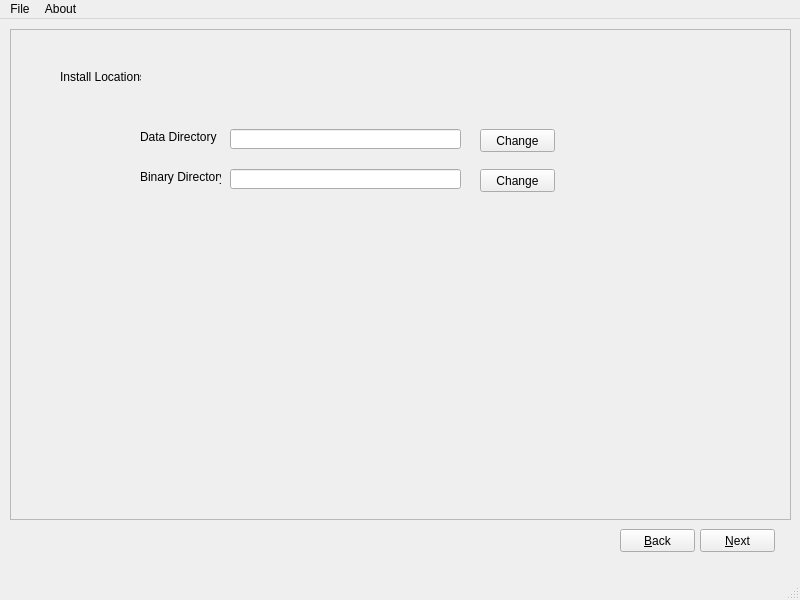
Above: installer/installer.ui from Bruh-Jpg/paintown before the change. Below: the same form after it.
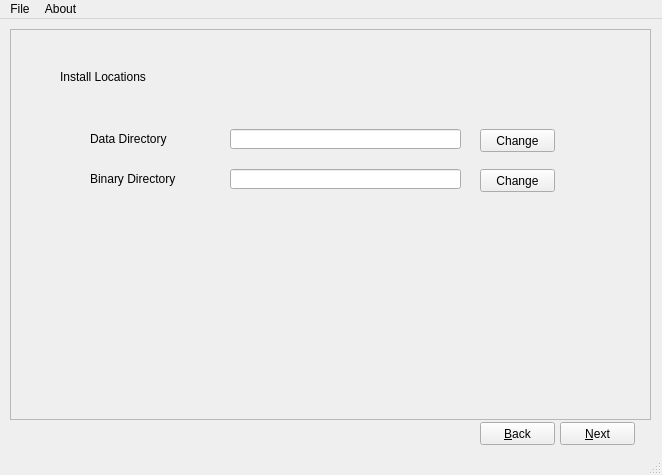
That is the form after the change. The open tabs and pages were chosen to show the change.

Commit message: Made dialog smaller

Diff of the .ui file:
```diff
--- a/installer/installer.ui
+++ b/installer/installer.ui
@@ -6,20 +6,20 @@
    <rect>
     <x>0</x>
     <y>0</y>
-    <width>800</width>
-    <height>600</height>
+    <width>662</width>
+    <height>475</height>
    </rect>
   </property>
   <property name="minimumSize">
    <size>
-    <width>800</width>
-    <height>600</height>
+    <width>662</width>
+    <height>475</height>
    </size>
   </property>
   <property name="maximumSize">
    <size>
-    <width>800</width>
-    <height>600</height>
+    <width>662</width>
+    <height>475</height>
    </size>
   </property>
   <property name="windowTitle">
@@ -29,8 +29,8 @@
    <widget class="QPushButton" name="next">
     <property name="geometry">
      <rect>
-      <x>700</x>
-      <y>510</y>
+      <x>560</x>
+      <y>403</y>
       <width>75</width>
       <height>23</height>
      </rect>
@@ -42,8 +42,8 @@
    <widget class="QPushButton" name="back">
     <property name="geometry">
      <rect>
-      <x>620</x>
-      <y>510</y>
+      <x>480</x>
+      <y>403</y>
       <width>75</width>
       <height>23</height>
      </rect>
@@ -57,8 +57,8 @@
      <rect>
       <x>10</x>
       <y>10</y>
-      <width>781</width>
-      <height>491</height>
+      <width>641</width>
+      <height>391</height>
      </rect>
     </property>
     <property name="frameShape">
@@ -72,8 +72,8 @@
       <rect>
        <x>10</x>
        <y>10</y>
-       <width>761</width>
-       <height>471</height>
+       <width>621</width>
+       <height>371</height>
       </rect>
      </property>
      <property name="currentIndex">
@@ -168,7 +168,7 @@
         <rect>
          <x>40</x>
          <y>30</y>
-         <width>81</width>
+         <width>141</width>
          <height>16</height>
         </rect>
        </property>
@@ -179,10 +179,10 @@
       <widget class="QLabel" name="label_2">
        <property name="geometry">
         <rect>
-         <x>120</x>
+         <x>70</x>
          <y>90</y>
-         <width>81</width>
-         <height>16</height>
+         <width>131</width>
+         <height>20</height>
         </rect>
        </property>
        <property name="text">
@@ -192,10 +192,10 @@
       <widget class="QLabel" name="label_3">
        <property name="geometry">
         <rect>
-         <x>120</x>
+         <x>70</x>
          <y>130</y>
-         <width>81</width>
-         <height>16</height>
+         <width>131</width>
+         <height>20</height>
         </rect>
        </property>
        <property name="text">
@@ -241,8 +241,8 @@
     <rect>
      <x>0</x>
      <y>0</y>
-     <width>800</width>
-     <height>18</height>
+     <width>662</width>
+     <height>24</height>
     </rect>
    </property>
    <widget class="QMenu" name="file">
```
Left out of the diff: 16 changed lines with no effect on the pictures. The commit also changes 1 other file.
